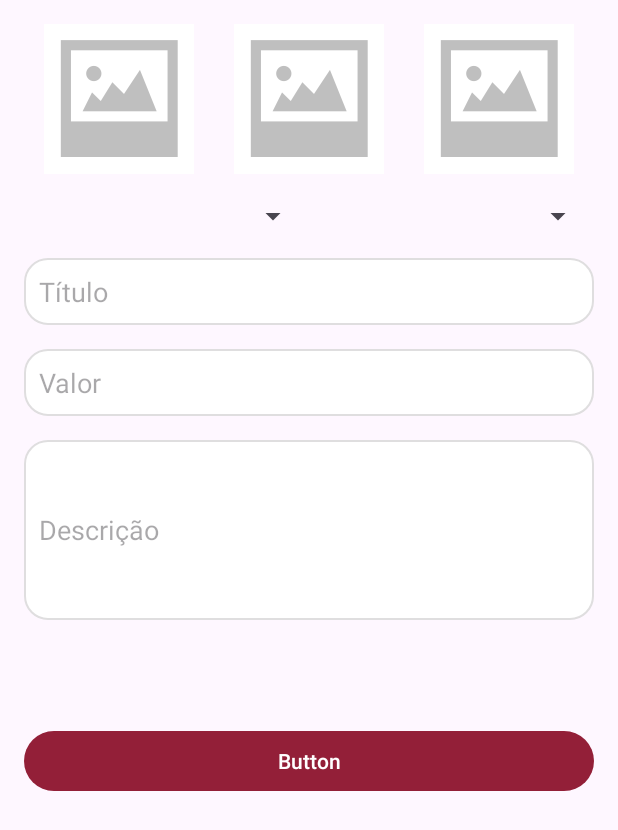
After one commit to brunagcris/CampusDeals, an Android app: the CadastrarAnuncioActivity screen opened directly, with no data from a screen before it, on a phone screen of 412 x 824 dp. The commit adds this screen. Shown: the top 830 px of the screen. Run offline under Robolectric (Android 15) with nearby library versions, the phone set to English and light mode, and no system bars.

Commit message:
Tela de cadastro de anuncios criada

```diff
--- a/app/build.gradle.kts
+++ b/app/build.gradle.kts
@@ -48,6 +48,8 @@ dependencies {
     implementation(libs.annotation)
     implementation(libs.lifecycle.livedata.ktx)
     implementation(libs.lifecycle.viewmodel.ktx)
+    implementation(libs.navigation.fragment)
+    implementation(libs.navigation.ui)
     testImplementation(libs.junit)
     androidTestImplementation(libs.ext.junit)
     androidTestImplementation(libs.espresso.core)
--- a/app/src/main/java/com/example/campusdeals/activity/AnunciosActivity.java
+++ b/app/src/main/java/com/example/campusdeals/activity/AnunciosActivity.java
@@ -68,8 +68,10 @@ public class AnunciosActivity extends AppCompatActivity {
                     "Deslogado com sucesso!",
                     Toast.LENGTH_LONG).show();
 
+        }else if (item.getItemId() ==R.id.menu_anuncios)
+        {
+            startActivity( new Intent(getApplicationContext(), MeusAnunciosActivity.class));
         }
-
         return super.onOptionsItemSelected(item);
     }
 }
--- /dev/null
+++ b/app/src/main/java/com/example/campusdeals/activity/CadastrarAnuncioActivity.java
@@ -0,0 +1,30 @@
+package com.example.campusdeals.activity;
+
+import android.os.Bundle;
+
+import androidx.activity.EdgeToEdge;
+import androidx.appcompat.app.AppCompatActivity;
+import androidx.core.graphics.Insets;
+import androidx.core.view.ViewCompat;
+import androidx.core.view.WindowInsetsCompat;
+
+import com.example.campusdeals.R;
+
+import java.util.Objects;
+
+public class CadastrarAnuncioActivity extends AppCompatActivity {
+
+    @Override
+    protected void onCreate(Bundle savedInstanceState) {
+        super.onCreate(savedInstanceState);
+        EdgeToEdge.enable(this);
+        setContentView(R.layout.activity_cadastrar_anuncio);
+        ViewCompat.setOnApplyWindowInsetsListener(findViewById(R.id.main), (v, insets) -> {
+            Insets systemBars = insets.getInsets(WindowInsetsCompat.Type.systemBars());
+            v.setPadding(systemBars.left, systemBars.top, systemBars.right, systemBars.bottom);
+            return insets;
+        });
+
+        getSupportActionBar().hide();
+    }
+}
--- /dev/null
+++ b/app/src/main/res/layout/activity_cadastrar_anuncio.xml
@@ -0,0 +1,103 @@
+<?xml version="1.0" encoding="utf-8"?>
+<androidx.constraintlayout.widget.ConstraintLayout xmlns:android="http://schemas.android.com/apk/res/android"
+    xmlns:app="http://schemas.android.com/apk/res-auto"
+    xmlns:tools="http://schemas.android.com/tools"
+    android:id="@+id/main"
+    android:layout_width="match_parent"
+    android:layout_height="match_parent"
+    tools:context=".activity.CadastrarAnuncioActivity">
+
+    <LinearLayout
+        android:layout_width="match_parent"
+        android:layout_height="match_parent"
+        android:orientation="vertical"
+        android:padding="16dp">
+
+        <LinearLayout
+            android:layout_width="match_parent"
+            android:layout_height="100dp"
+            android:layout_marginBottom="16dp"
+            android:orientation="horizontal">
+
+            <ImageView
+                android:id="@+id/imageView"
+                android:layout_width="0dp"
+                android:layout_height="wrap_content"
+                android:layout_weight="1"
+                app:srcCompat="@drawable/padrao" />
+
+            <ImageView
+                android:id="@+id/imageView4"
+                android:layout_width="0dp"
+                android:layout_height="wrap_content"
+                android:layout_weight="1"
+                app:srcCompat="@drawable/padrao" />
+
+            <ImageView
+                android:id="@+id/imageView3"
+                android:layout_width="0dp"
+                android:layout_height="wrap_content"
+                android:layout_weight="1"
+                app:srcCompat="@drawable/padrao" />
+        </LinearLayout>
+
+        <LinearLayout
+            android:layout_width="match_parent"
+            android:layout_height="wrap_content"
+            android:layout_marginBottom="16dp"
+            android:orientation="horizontal">
+
+            <Spinner
+                android:id="@+id/spinner"
+                android:layout_width="match_parent"
+                android:layout_height="wrap_content"
+                android:layout_weight="1" />
+
+            <Spinner
+                android:id="@+id/spinner2"
+                android:layout_width="match_parent"
+                android:layout_height="wrap_content"
+                android:layout_weight="1" />
+        </LinearLayout>
+
+        <EditText
+            android:id="@+id/editTextText"
+            android:layout_width="match_parent"
+            android:layout_height="wrap_content"
+            android:background="@drawable/bg_edit_text"
+            android:ems="10"
+            android:inputType="text"
+            android:layout_marginBottom="16dp"
+            android:padding="10dp"
+            android:hint="@string/hint_cadastro_titulo"/>
+
+        <EditText
+            android:id="@+id/editTextText2"
+            android:layout_width="match_parent"
+            android:layout_height="wrap_content"
+            android:background="@drawable/bg_edit_text"
+            android:ems="10"
+            android:inputType="text"
+            android:layout_marginBottom="16dp"
+            android:padding="10dp"
+            android:hint="@string/hint_cadastro_valor"/>
+
+
+        <EditText
+            android:id="@+id/editTextText3"
+            android:layout_width="match_parent"
+            android:layout_height="120dp"
+            android:layout_marginBottom="70dp"
+            android:background="@drawable/bg_edit_text"
+            android:ems="10"
+            android:hint="@string/hint_cadastro_descricao"
+            android:inputType="text"
+            android:padding="10dp" />
+
+        <Button
+            android:id="@+id/button"
+            android:layout_width="match_parent"
+            android:layout_height="wrap_content"
+            android:text="Button" />
+    </LinearLayout>
+</androidx.constraintlayout.widget.ConstraintLayout>
--- a/app/src/main/res/values-land/dimens.xml
+++ b/app/src/main/res/values-land/dimens.xml
@@ -1,3 +1,4 @@
 <resources>
- <dimen name="activity_horizontal_margin">48dp</dimen>
+    <dimen name="activity_horizontal_margin">48dp</dimen>
+    <dimen name="fab_margin">48dp</dimen>
 </resources>
--- a/app/src/main/res/values-night/themes.xml
+++ b/app/src/main/res/values-night/themes.xml
@@ -1,7 +1,9 @@
 <resources xmlns:tools="http://schemas.android.com/tools">
     <!-- Base application theme. -->
-    <style name="Base.Theme.CampusDeals" parent="Theme.Material3.DayNight.NoActionBar">
+    <style name="Base.Theme.CampusDeals" parent="Theme.Material3.DayNight">
         <!-- Customize your dark theme here. -->
         <!-- <item name="colorPrimary">@color/my_dark_primary</item> -->
+        <item name="colorPrimary">@color/red_ufop</item>
+
     </style>
 </resources>
--- /dev/null
+++ b/app/src/main/res/values-v23/themes.xml
@@ -0,0 +1,9 @@
+<resources xmlns:tools="http://schemas.android.com/tools">
+
+    <style name="Theme.CampusDeals" parent="Base.Theme.CampusDeals">
+        <!-- Transparent system bars for edge-to-edge. -->
+        <item name="android:navigationBarColor">@android:color/transparent</item>
+        <item name="android:statusBarColor">@android:color/transparent</item>
+        <item name="android:windowLightStatusBar">?attr/isLightTheme</item>
+    </style>
+</resources>
--- a/app/src/main/res/values-w1240dp/dimens.xml
+++ b/app/src/main/res/values-w1240dp/dimens.xml
@@ -1,3 +1,4 @@
 <resources>
- <dimen name="activity_horizontal_margin">200dp</dimen>
+    <dimen name="activity_horizontal_margin">200dp</dimen>
+    <dimen name="fab_margin">200dp</dimen>
 </resources>
--- a/app/src/main/res/values-w600dp/dimens.xml
+++ b/app/src/main/res/values-w600dp/dimens.xml
@@ -1,3 +1,4 @@
 <resources>
- <dimen name="activity_horizontal_margin">48dp</dimen>
+    <dimen name="activity_horizontal_margin">48dp</dimen>
+    <dimen name="fab_margin">48dp</dimen>
 </resources>
--- a/app/src/main/res/values/dimens.xml
+++ b/app/src/main/res/values/dimens.xml
@@ -1,5 +1,6 @@
 <resources>
     <!-- Default screen margins, per the Android Design guidelines. -->
- <dimen name="activity_horizontal_margin">16dp</dimen>
- <dimen name="activity_vertical_margin">16dp</dimen>
+    <dimen name="activity_horizontal_margin">16dp</dimen>
+    <dimen name="activity_vertical_margin">16dp</dimen>
+    <dimen name="fab_margin">16dp</dimen>
 </resources>
--- a/app/src/main/res/values/themes.xml
+++ b/app/src/main/res/values/themes.xml
@@ -3,6 +3,8 @@
     <style name="Base.Theme.CampusDeals" parent="Theme.Material3.DayNight">
         <!-- Customize your light theme here. -->
         <!-- <item name="colorPrimary">@color/my_light_primary</item> -->
+        <item name="colorPrimary">@color/red_ufop</item>
+
     </style>
 
     <style name="Theme.CampusDeals" parent="Base.Theme.CampusDeals">
@@ -10,7 +12,7 @@
     </style>
 
     <style name="roundedImage" parent="ShapeAppearance.MaterialComponents.MediumComponent">
-        <item name="cornerFamily"> rounded </item>
+        <item name="cornerFamily">rounded</item>
         <item name="cornerSize">50%</item>
     </style>
 </resources>
--- a/gradle/libs.versions.toml
+++ b/gradle/libs.versions.toml
@@ -11,6 +11,8 @@ constraintlayout = "2.1.4"
 annotation = "1.6.0"
 lifecycleLivedataKtx = "2.6.1"
 lifecycleViewmodelKtx = "2.6.1"
+navigationFragment = "2.6.0"
+navigationUi = "2.6.0"
 
 [libraries]
 firebase-auth = { module = "com.google.firebase:firebase-auth" }
@@ -27,6 +29,8 @@ constraintlayout = { group = "androidx.constraintlayout", name = "constraintlayo
 annotation = { group = "androidx.annotation", name = "annotation", version.ref = "annotation" }
 lifecycle-livedata-ktx = { group = "androidx.lifecycle", name = "lifecycle-livedata-ktx", version.ref = "lifecycleLivedataKtx" }
 lifecycle-viewmodel-ktx = { group = "androidx.lifecycle", name = "lifecycle-viewmodel-ktx", version.ref = "lifecycleViewmodelKtx" }
+navigation-fragment = { group = "androidx.navigation", name = "navigation-fragment", version.ref = "navigationFragment" }
+navigation-ui = { group = "androidx.navigation", name = "navigation-ui", version.ref = "navigationUi" }
 
 [plugins]
 android-application = { id = "com.android.application", version.ref = "agp" }
```
Also changed, not shown: app/src/main/AndroidManifest.xml (+7 -0 lines), app/src/main/java/com/example/campusdeals/activity/MeusAnunciosActivity.java (added, +43 -0 lines), app/src/main/res/drawable/ic_adicionar_branco.xml (added, +9 -0 lines), app/src/main/res/layout/activity_meus_anuncios.xml (added, +38 -0 lines), app/src/main/res/layout/content_meus_anuncios.xml (added, +20 -0 lines), app/src/main/res/values/strings.xml (+45 -0 lines), app/src/main/res/drawable/padrao.png (added).
